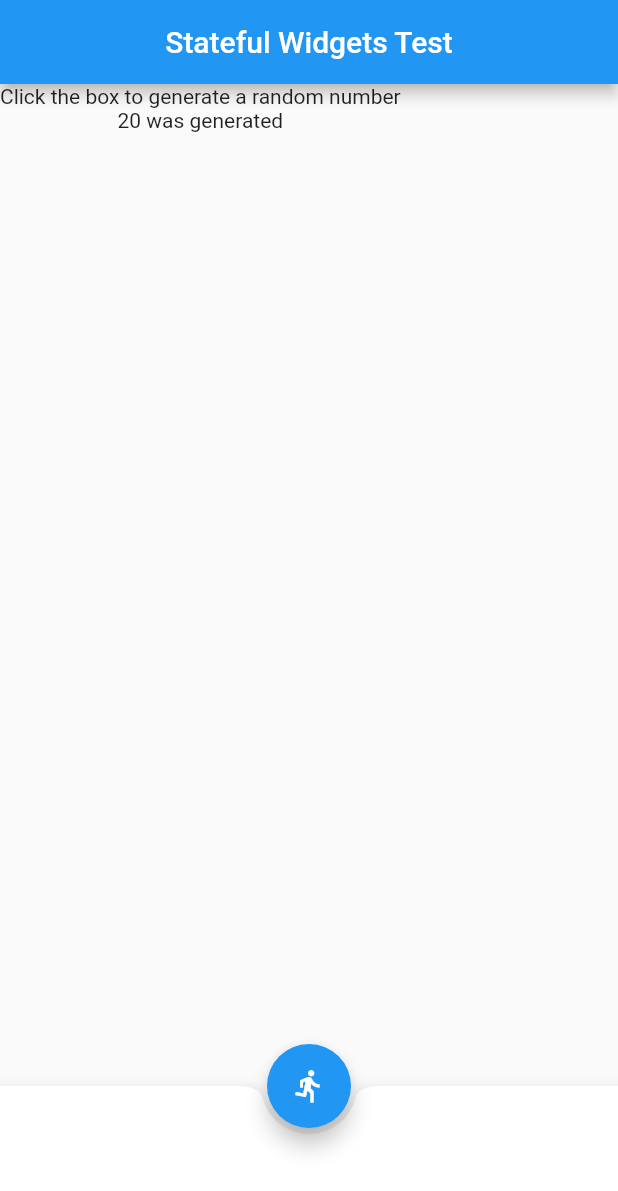
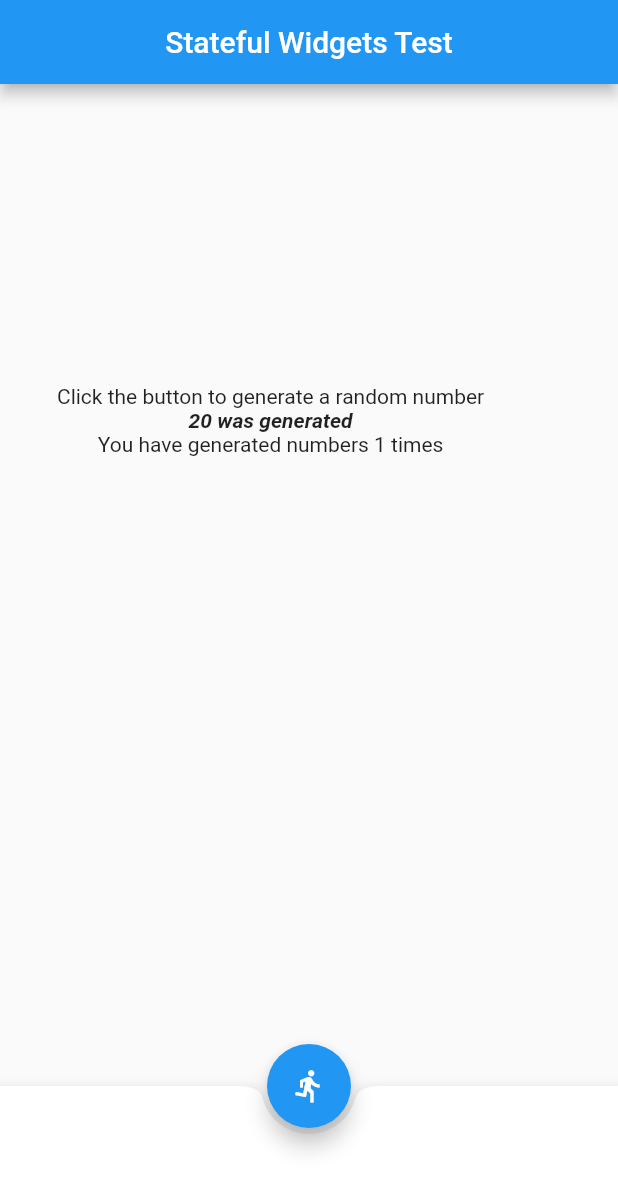
Before and after one commit to Ezeko/firstFlutterApp, a Flutter app: the screen it shows after launch, after a tap on the "directions run" icon, on a phone screen of 412 x 824 dp. Shown: the top 1191 px of the screen. Run offline on Flutter 3.47's test engine with Material 2 defaults, Android fonts, the phone set to English and light mode, and no system bars.

Commit message:
style widgets

```diff
--- a/lib/src/learnStateful.dart
+++ b/lib/src/learnStateful.dart
@@ -18,15 +18,29 @@ class _LearnStatefulState extends State<LearnStateful> {
           centerTitle: true,
           title: Text('Stateful Widgets Test'),
         ),
-        body: Column(
-          children: <Widget>[
-            Text('Click the box to generate a random number'),
-            clicked > 0 ? Text('$number was generated') : Text(''),
-          ],
+        body: Padding(
+          padding: const EdgeInsets.fromLTRB(38.0, 200.0, 8.0, 0.0),
+          child: Column(
+            children: <Widget>[
+              Text('Click the button to generate a random number'),
+              clicked > 0 ? Column(
+                children: [
+                  Text(
+                    '$number was generated',
+                    style: TextStyle(
+                      fontWeight: FontWeight.bold,
+                      fontStyle: FontStyle.italic,
+                    ),
+                    ),
+                  Text('You have generated numbers $clicked times'),
+                ],
+              ) : Text(''),
+            ],
+          ),
         ),
         floatingActionButton: FloatingActionButton(
           onPressed: () {
-            print('clicked');
+            //print('clicked');
             var rng = new Random();
             setState(() {
               number = rng.nextInt(100);
```
